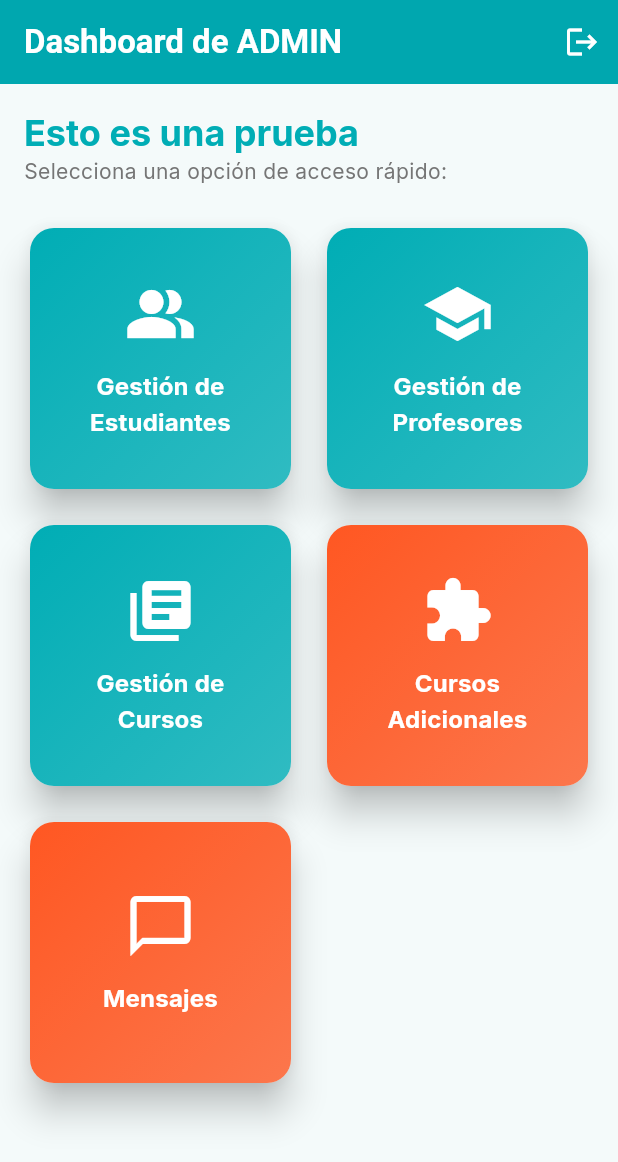
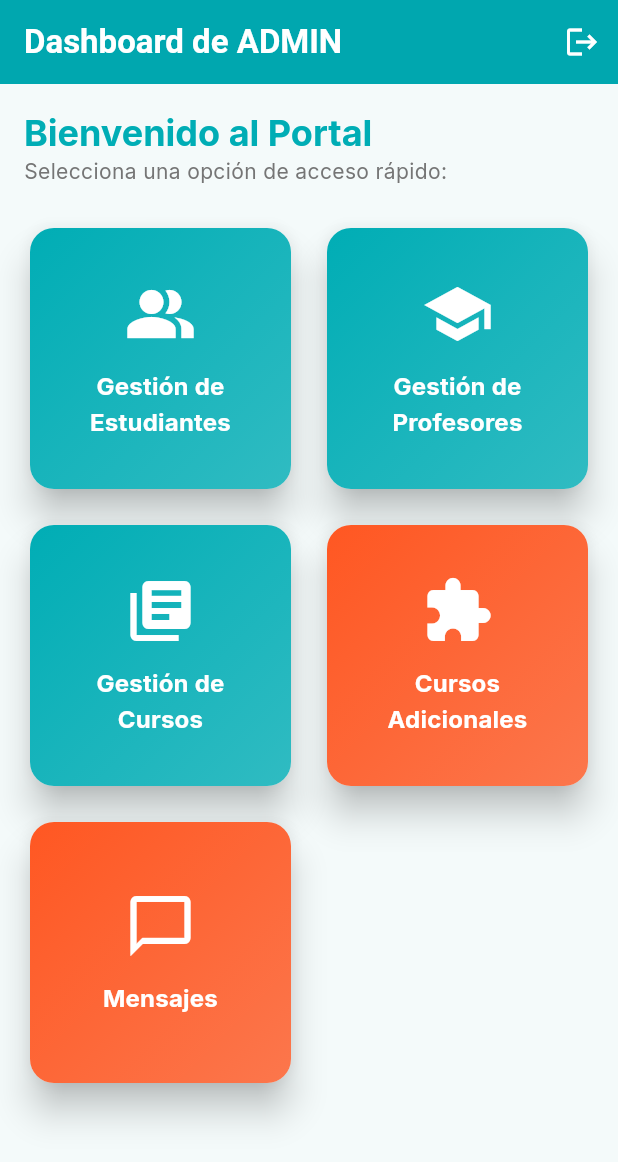
Before and after one commit to joshua971020/ProtEscuela, a Flutter app: the screen it shows after launch, on a phone screen of 412 x 824 dp. Shown: the top 1162 px of the screen. Run offline on Flutter 3.47's test engine with Material 3 defaults, Android fonts, the light colour scheme and no system bars; our stand-ins replace google_fonts.

Commit message:
Correccion de prueba

```diff
--- a/escuelagemini/lib/screens/dashboard_page.dart
+++ b/escuelagemini/lib/screens/dashboard_page.dart
@@ -131,7 +131,7 @@ class DashboardPage extends StatelessWidget {
           children: [
             // Título de sección estilizado
             Text(
-              'Esto es una prueba',
+              'Bienvenido al Portal',
               style: Theme.of(context).textTheme.headlineSmall?.copyWith(
                 fontWeight: FontWeight.bold,
                 color: Theme.of(context).colorScheme.primary,
```
